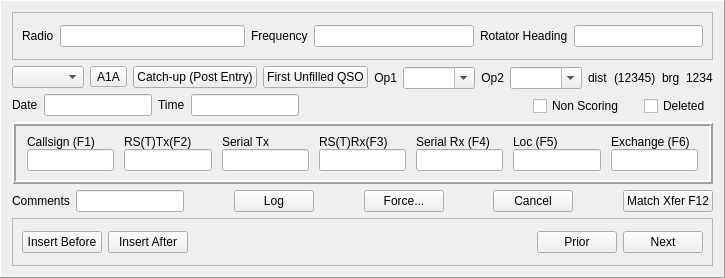
This is mqt/MqtLogger/qsologframe.ui in zsteva/backup-minos2 as Qt 5 draws it before an edit. The edited form follows.
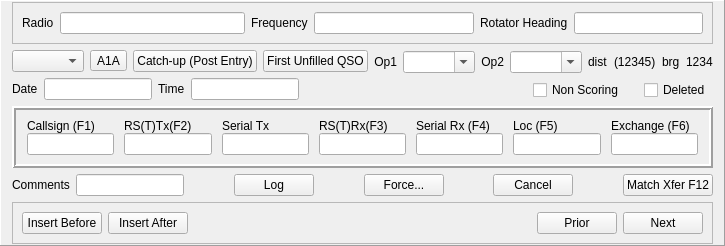
This is the edited form.

Commit message: Layout changes to try and compress a little

```diff
--- a/mqt/MqtLogger/qsologframe.ui
+++ b/mqt/MqtLogger/qsologframe.ui
@@ -7,7 +7,7 @@
     <x>0</x>
     <y>0</y>
     <width>690</width>
-    <height>278</height>
+    <height>246</height>
    </rect>
   </property>
   <property name="windowTitle">
@@ -23,6 +23,12 @@
    <number>1</number>
   </property>
   <layout class="QVBoxLayout" name="verticalLayout">
+   <property name="topMargin">
+    <number>1</number>
+   </property>
+   <property name="bottomMargin">
+    <number>1</number>
+   </property>
    <item>
     <widget class="QFrame" name="radioDetailsFrame">
      <property name="frameShape">
@@ -32,6 +38,12 @@
       <enum>QFrame::Raised</enum>
      </property>
      <layout class="QHBoxLayout" name="horizontalLayout_13">
+      <property name="topMargin">
+       <number>1</number>
+      </property>
+      <property name="bottomMargin">
+       <number>1</number>
+      </property>
       <item>
        <layout class="QHBoxLayout" name="horizontalLayout_10">
         <item>
```
The commit also changes 3 other files.
